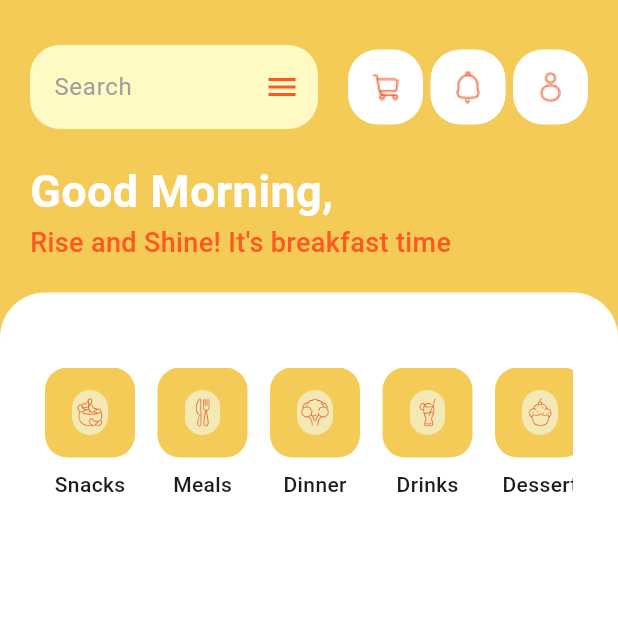
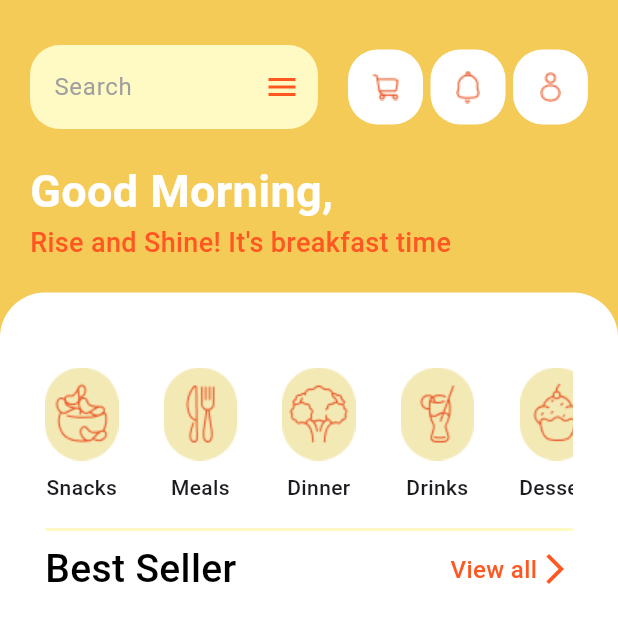
Before and after one commit to iamfarazbaloch/yumquick_app, a Flutter app: the HomePage screen opened directly, on a phone screen of 412 x 824 dp. Shown: the top 623 px of the screen. Run offline on Flutter 3.47's test engine with Material 3 defaults, Android fonts, the phone set to English and light mode, and no system bars; our stand-ins replace smooth_page_indicator.

Commit message:
list view

```diff
--- a/lib/pages/home_page.dart
+++ b/lib/pages/home_page.dart
@@ -91,24 +91,10 @@ class _HomePageState extends State<HomePage> {
                         children:
                             _categories.entries.map((entry) {
                               return Padding(
-                                padding: const EdgeInsets.only(right: 15),
+                                padding: const EdgeInsets.only(right: 30),
                                 child: Column(
                                   children: [
-                                    Container(
-                                      width: 60,
-                                      height: 60,
-                                      decoration: BoxDecoration(
-                                        color: const Color(0xFFF5CB58),
-                                        borderRadius: BorderRadius.circular(15),
-                                      ),
-                                      child: Center(
-                                        child: Image.asset(
-                                          entry.key,
-                                          width: 30,
-                                          height: 30,
-                                        ),
-                                      ),
-                                    ),
+                                    Center(child: Image.asset(entry.key)),
                                     const SizedBox(height: 8),
                                     Text(
                                       entry.value,
@@ -122,6 +108,29 @@ class _HomePageState extends State<HomePage> {
                               );
                             }).toList(),
                       ),
+                    ),
+                    Divider(color: Colors.yellow.shade100, thickness: 2),
+                    Row(
+                      children: [
+                        Text(
+                          'Best Seller',
+                          style: TextStyle(
+                            fontSize: 26,
+                            fontWeight: FontWeight.w500,
+                            color: Colors.black,
+                          ),
+                        ),
+                        Spacer(),
+                        Text(
+                          'View all',
+                          style: TextStyle(
+                            fontSize: 16,
+                            fontWeight: FontWeight.w500,
+                            color: Colors.deepOrange,
+                          ),
+                        ),
+                        Icon(Icons.arrow_forward_ios, color: Colors.deepOrange),
+                      ],
                     ),
                   ],
                 ),
```
